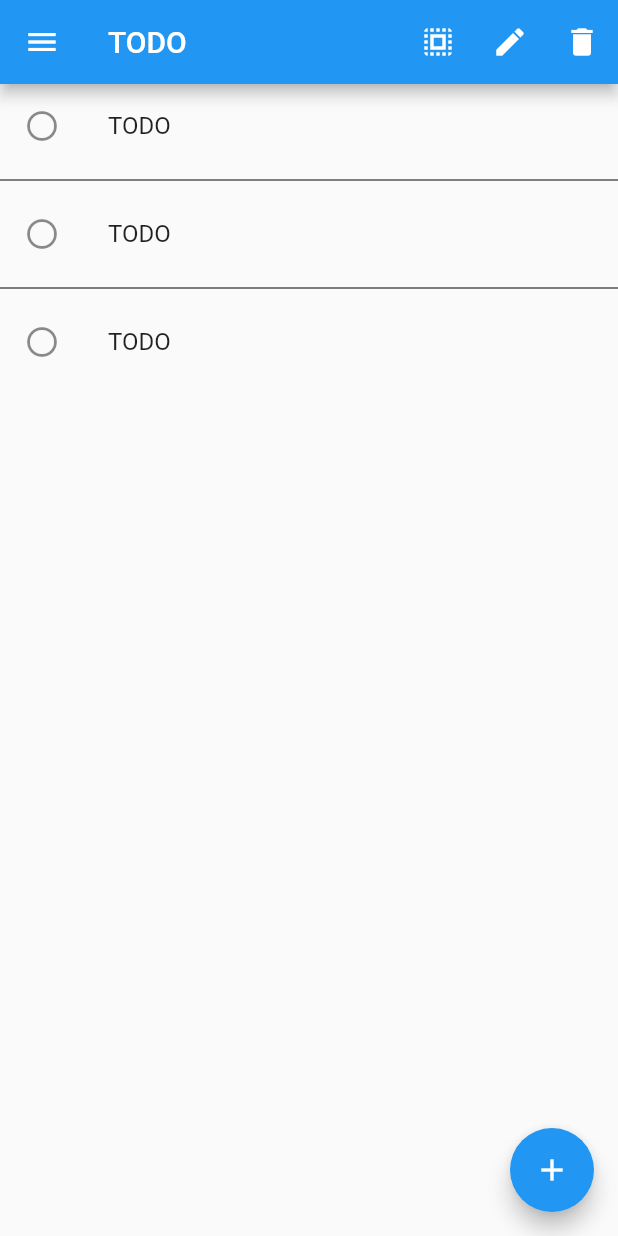
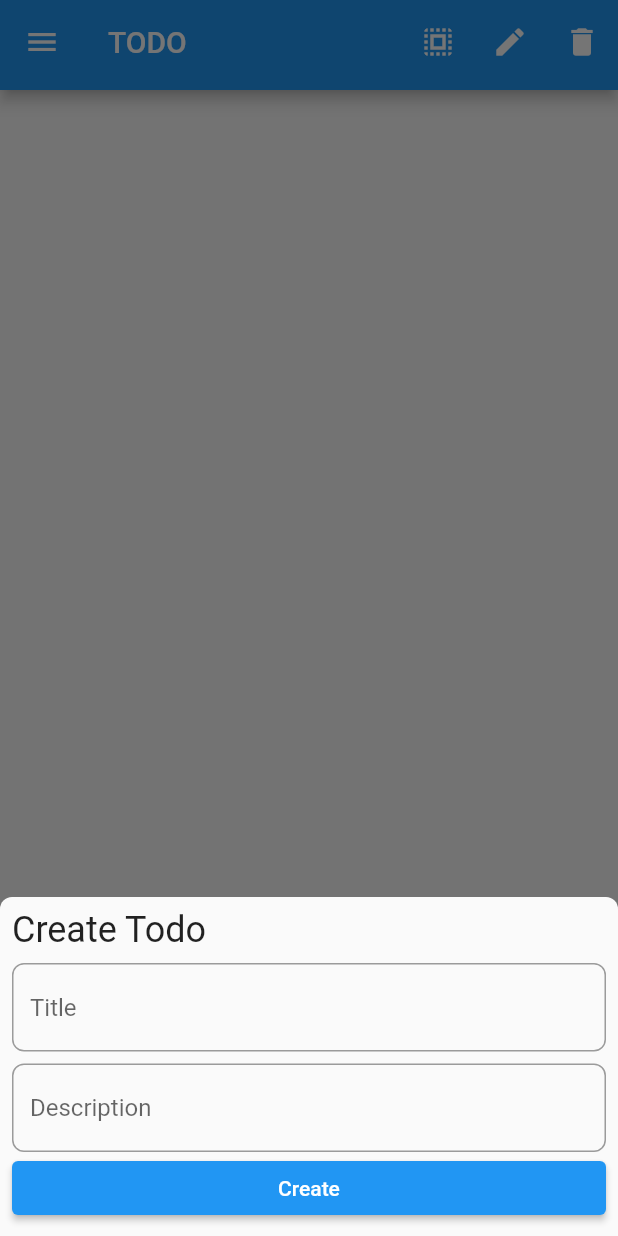
Before and after one commit to loshanr/todo, a Flutter app: the screen it shows once a user with an empty profile is signed in, after a tap on the "add" icon, on a phone screen of 412 x 824 dp. Run offline on Flutter 3.47's test engine with Material 2 defaults, Android fonts, the phone set to English and light mode, and no system bars; our stand-ins replace bloc, cloud_firestore, equatable, firebase_auth, firebase_core, flutter_bloc; accounts and stored records are empty.

Commit message:
feature: todo screens

```diff
--- /dev/null
+++ b/lib/home/bloc/home_bloc.dart
@@ -0,0 +1,38 @@
+import 'dart:async';
+
+import 'package:bloc/bloc.dart';
+import 'package:equatable/equatable.dart';
+import 'package:todo_app/features/todo/todo.dart';
+import 'package:todo_app/features/todo/todo_repository.dart';
+
+part 'home_event.dart';
+part 'home_state.dart';
+
+class HomeBloc extends Bloc<HomeEvent, HomeState> {
+  final TodoRepository _todoRepository;
+  late final StreamSubscription _todoSubscription;
+
+  HomeBloc()
+      : _todoRepository = TodoRepository(),
+        super(const HomeState()) {
+    on<HomeLoaded>(_onHomeLoaded);
+    on<TodoLoaded>(_onTodoLoaded);
+    _todoSubscription = _todoRepository.getTodos().listen((todos) {
+      add(TodoLoaded(todos));
+    });
+  }
+
+  @override
+  Future<void> close() {
+    _todoSubscription.cancel();
+    return super.close();
+  }
+
+  void _onHomeLoaded(HomeLoaded event, Emitter<HomeState> emit) {
+    emit(state.copyWith(isLoading: true));
+  }
+
+  void _onTodoLoaded(TodoLoaded event, Emitter<HomeState> emit) {
+    emit(state.copyWith(todos: event.todos, isLoading: false));
+  }
+}
--- /dev/null
+++ b/lib/home/bloc/home_event.dart
@@ -0,0 +1,19 @@
+part of 'home_bloc.dart';
+
+abstract class HomeEvent extends Equatable {
+  const HomeEvent();
+
+  @override
+  List<Object> get props => [];
+}
+
+class HomeLoaded extends HomeEvent {}
+
+class TodoLoaded extends HomeEvent {
+  final List<Todo> todos;
+
+  const TodoLoaded(this.todos);
+
+  @override
+  List<Object> get props => [todos];
+}
--- /dev/null
+++ b/lib/home/bloc/home_state.dart
@@ -0,0 +1,28 @@
+part of 'home_bloc.dart';
+
+class HomeState extends Equatable {
+  final bool isLoading;
+  final List<Todo> todos;
+  final String? error;
+
+  const HomeState({
+    this.isLoading = false,
+    this.todos = const [],
+    this.error,
+  });
+
+  @override
+  List<Object?> get props => [isLoading, todos, error];
+
+  HomeState copyWith({
+    bool? isLoading,
+    List<Todo>? todos,
+    String? error,
+  }) {
+    return HomeState(
+      isLoading: isLoading ?? this.isLoading,
+      todos: todos ?? this.todos,
+      error: error ?? this.error,
+    );
+  }
+}
--- /dev/null
+++ b/lib/home/home_appbar_widget.dart
@@ -0,0 +1,37 @@
+import 'package:flutter/material.dart';
+
+class HomeAppBarWidget extends StatelessWidget implements PreferredSizeWidget {
+  const HomeAppBarWidget({
+    Key? key,
+  }) : super(key: key);
+
+  @override
+  Widget build(BuildContext context) {
+    return AppBar(
+      title: const Text('TODO'),
+      actions: [
+        IconButton(
+          icon: const Icon(Icons.select_all),
+          onPressed: () {
+            Navigator.pushNamed(context, '/add');
+          },
+        ),
+        IconButton(
+          icon: const Icon(Icons.edit),
+          onPressed: () {
+            Navigator.pushNamed(context, '/add');
+          },
+        ),
+        IconButton(
+          icon: const Icon(Icons.delete),
+          onPressed: () {
+            Navigator.pushNamed(context, '/add');
+          },
+        ),
+      ],
+    );
+  }
+
+  @override
+  Size get preferredSize => const Size.fromHeight(60);
+}
--- /dev/null
+++ b/lib/home/home_drawer_widget.dart
@@ -0,0 +1,41 @@
+import 'package:flutter/material.dart';
+import 'package:flutter_bloc/flutter_bloc.dart';
+import 'package:todo_app/app/bloc/app_bloc.dart';
+
+class HomeDrawerWidget extends StatelessWidget {
+  const HomeDrawerWidget({Key? key}) : super(key: key);
+
+  @override
+  Widget build(BuildContext context) {
+    return Drawer(
+      child: ListView(
+        children: <Widget>[
+          const DrawerHeader(
+            child: Text('TODO'),
+            decoration: BoxDecoration(
+              color: Colors.blue,
+            ),
+          ),
+          ListTile(
+            title: const Text('Help'),
+            onTap: () {
+              Navigator.pop(context);
+            },
+          ),
+          ListTile(
+            title: const Text('About'),
+            onTap: () {
+              Navigator.pop(context);
+            },
+          ),
+          ListTile(
+            title: const Text('Sign Out'),
+            onTap: () {
+              context.read<AppBloc>().add(AppSignoutRequested());
+            },
+          ),
+        ],
+      ),
+    );
+  }
+}
--- a/lib/home/home_screen.dart
+++ b/lib/home/home_screen.dart
@@ -1,86 +1,40 @@
 import 'package:flutter/material.dart';
 import 'package:flutter_bloc/flutter_bloc.dart';
-import 'package:todo_app/app/bloc/app_bloc.dart';
+import 'package:todo_app/home/bloc/home_bloc.dart';
+import 'package:todo_app/home/home_appbar_widget.dart';
+import 'package:todo_app/home/home_drawer_widget.dart';
+import 'package:todo_app/home/todo_editor_bottomsheet_widget.dart';
+import 'package:todo_app/home/todo_list_widget.dart';
 
 class HomeScreen extends StatelessWidget {
   const HomeScreen({Key? key}) : super(key: key);
 
   @override
   Widget build(BuildContext context) {
-    return Scaffold(
-      appBar: AppBar(
-        title: const Text('TODO'),
-        actions: [
-          IconButton(
-            icon: const Icon(Icons.select_all),
-            onPressed: () {
-              Navigator.pushNamed(context, '/add');
-            },
-          ),
-          IconButton(
-            icon: const Icon(Icons.edit),
-            onPressed: () {
-              Navigator.pushNamed(context, '/add');
-            },
-          ),
-          IconButton(
-            icon: const Icon(Icons.delete),
-            onPressed: () {
-              Navigator.pushNamed(context, '/add');
-            },
-          ),
-        ],
-      ),
-      body: Center(
-        child: ListView.separated(
-          separatorBuilder: (context, index) => const Divider(color: Colors.black),
-          itemCount: 3,
-          itemBuilder: (_, index) {
-            return ListTile(
-              leading: const Icon(Icons.radio_button_unchecked_rounded), //Icons.check_circle_rounded
-              title: const Text('TODO'),
-              onTap: () {
-                Navigator.pushNamed(context, '/detail');
+    return BlocProvider(
+      create: (_) => HomeBloc(),
+      child: Scaffold(
+        appBar: const HomeAppBarWidget(),
+        body: const TodoListWidget(),
+        floatingActionButton: FloatingActionButton(
+          child: const Icon(Icons.add),
+          onPressed: () {
+            showModalBottomSheet(
+              context: context,
+              isScrollControlled: true,
+              shape: const RoundedRectangleBorder(
+                borderRadius: BorderRadius.only(
+                  topLeft: Radius.circular(8),
+                  topRight: Radius.circular(8),
+                ),
+              ),
+              builder: (context) {
+                return const TodoEditorBottomsheetWidget();
               },
             );
           },
         ),
-      ),
-      floatingActionButton: FloatingActionButton(
-        child: const Icon(Icons.add),
-        onPressed: () {
-          Navigator.pushNamed(context, '/add');
-        },
-      ),
-      drawer: Drawer(
-        child: ListView(
-          children: <Widget>[
-            const DrawerHeader(
-              child: Text('TODO'),
-              decoration: BoxDecoration(
-                color: Colors.blue,
-              ),
-            ),
-            ListTile(
-              title: const Text('Help'),
-              onTap: () {
-                Navigator.pop(context);
-              },
-            ),
-            ListTile(
-              title: const Text('About'),
-              onTap: () {
-                Navigator.pop(context);
-              },
-            ),
-            ListTile(
-              title: const Text('Sign Out'),
-              onTap: () {
-                context.read<AppBloc>().add(AppSignoutRequested());
-              },
-            ),
-          ],
-        ),
+        drawer: const HomeDrawerWidget(),
       ),
     );
   }
--- /dev/null
+++ b/lib/home/todo_editor/bloc/todo_editor_bloc.dart
@@ -0,0 +1,13 @@
+import 'package:bloc/bloc.dart';
+import 'package:equatable/equatable.dart';
+
+part 'todo_editor_event.dart';
+part 'todo_editor_state.dart';
+
+class TodoEditorBloc extends Bloc<TodoeditorEvent, TodoeditorState> {
+  TodoEditorBloc() : super(TodoeditorInitial()) {
+    on<TodoeditorEvent>((event, emit) {
+      // TODO: implement event handler
+    });
+  }
+}
--- /dev/null
+++ b/lib/home/todo_editor/bloc/todo_editor_event.dart
@@ -0,0 +1,8 @@
+part of 'todo_editor_bloc.dart';
+
+abstract class TodoeditorEvent extends Equatable {
+  const TodoeditorEvent();
+
+  @override
+  List<Object> get props => [];
+}
--- /dev/null
+++ b/lib/home/todo_editor/bloc/todo_editor_state.dart
@@ -0,0 +1,10 @@
+part of 'todo_editor_bloc.dart';
+
+abstract class TodoeditorState extends Equatable {
+  const TodoeditorState();
+
+  @override
+  List<Object> get props => [];
+}
+
+class TodoeditorInitial extends TodoeditorState {}
--- /dev/null
+++ b/lib/home/todo_editor/todo_editor_widget.dart
@@ -0,0 +1,46 @@
+import 'package:flutter/material.dart';
+
+class TodoEditorWidget extends StatelessWidget {
+  const TodoEditorWidget({Key? key}) : super(key: key);
+
+  @override
+  Widget build(BuildContext context) {
+    return Padding(
+      padding: const EdgeInsets.all(8.0),
+      child: Form(
+        child: Column(
+          mainAxisSize: MainAxisSize.min,
+          crossAxisAlignment: CrossAxisAlignment.start,
+          children: [
+            Text('Create Todo', style: Theme.of(context).textTheme.headline5),
+            const SizedBox(height: 8),
+            TextFormField(
+              decoration: InputDecoration(
+                hintText: 'Title',
+                border: OutlineInputBorder(
+                  borderRadius: BorderRadius.circular(8),
+                ),
+              ),
+            ),
+            const SizedBox(height: 8),
+            TextFormField(
+              decoration: InputDecoration(
+                hintText: 'Description',
+                border: OutlineInputBorder(
+                  borderRadius: BorderRadius.circular(8),
+                ),
+              ),
+            ),
+            SizedBox(
+              width: double.infinity,
+              child: ElevatedButton(
+                onPressed: () {},
+                child: const Text('Create'),
+              ),
+            ),
+          ],
+        ),
+      ),
+    );
+  }
+}
--- /dev/null
+++ b/lib/home/todo_editor_bottomsheet_widget.dart
@@ -0,0 +1,16 @@
+import 'package:flutter/material.dart';
+import 'package:flutter_bloc/flutter_bloc.dart';
+import 'package:todo_app/home/todo_editor/bloc/todo_editor_bloc.dart';
+import 'package:todo_app/home/todo_editor/todo_editor_widget.dart';
+
+class TodoEditorBottomsheetWidget extends StatelessWidget {
+  const TodoEditorBottomsheetWidget({Key? key}) : super(key: key);
+
+  @override
+  Widget build(BuildContext context) {
+    return BlocProvider(
+      create: (_) => TodoEditorBloc(),
+      child: const TodoEditorWidget(),
+    );
+  }
+}
--- /dev/null
+++ b/lib/home/todo_list_widget.dart
@@ -0,0 +1,25 @@
+import 'package:flutter/material.dart';
+import 'package:flutter_bloc/flutter_bloc.dart';
+import 'package:todo_app/home/bloc/home_bloc.dart';
+import 'package:todo_app/home/todo_widget.dart';
+
+class TodoListWidget extends StatelessWidget {
+  const TodoListWidget({
+    Key? key,
+  }) : super(key: key);
+
+  @override
+  Widget build(BuildContext context) {
+    return BlocBuilder<HomeBloc, HomeState>(
+      builder: (context, state) {
+        return ListView.separated(
+          separatorBuilder: (_, index) => const Divider(color: Colors.black),
+          itemCount: state.todos.length,
+          itemBuilder: (_, index) {
+            return TodoWidget(todo: state.todos[index]);
+          },
+        );
+      },
+    );
+  }
+}
--- /dev/null
+++ b/lib/home/todo_widget.dart
@@ -0,0 +1,18 @@
+import 'package:flutter/material.dart';
+import 'package:todo_app/features/todo/todo.dart';
+
+class TodoWidget extends StatelessWidget {
+  final Todo todo;
+  const TodoWidget({required this.todo, Key? key}) : super(key: key);
+
+  @override
+  Widget build(BuildContext context) {
+    return ListTile(
+      leading: Icon(todo.completed ? Icons.check_circle_rounded : Icons.radio_button_unchecked_rounded),
+      title: Text(todo.title),
+      onTap: () {
+        Navigator.pushNamed(context, '/detail');
+      },
+    );
+  }
+}
--- a/pubspec.yaml
+++ b/pubspec.yaml
@@ -16,6 +16,7 @@ dependencies:
   flutter:
     sdk: flutter
   flutter_bloc: ^8.0.0
+  hydrated_bloc: ^8.0.0
 
 dev_dependencies:
   flutter_test:
```
Also changed, not shown: pubspec.lock.
